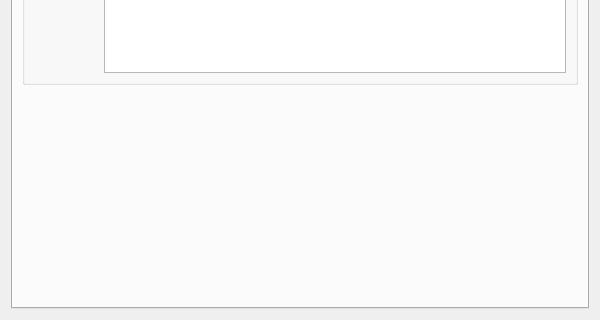
Before: the Qt Designer form projects/ores.qt/ui/RoleDetailDialog.ui in OreStudio/OreStudio, drawn with Qt 5; both pictures show x 0 to 600 and y 180 to 500 of the 600 by 500 pixel window.
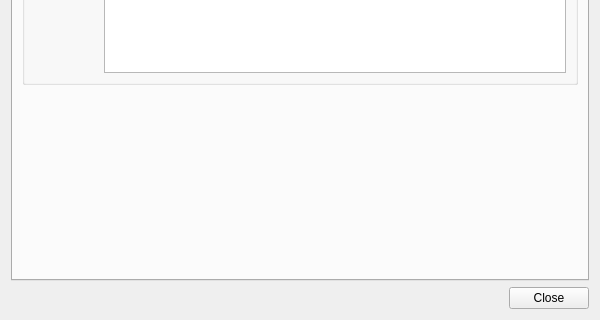
After: the same form once the commit is applied. Custom widgets are drawn as their Qt base class.

Commit message: [qt] Remove toolbars from detail dialogs; add Close button throughout

```diff
--- a/projects/ores.qt/ui/RoleDetailDialog.ui
+++ b/projects/ores.qt/ui/RoleDetailDialog.ui
@@ -133,6 +133,30 @@
      </widget>
     </widget>
    </item>
+   <item>
+    <layout class="QHBoxLayout" name="buttonLayout">
+     <item>
+      <spacer name="horizontalSpacer">
+       <property name="orientation">
+        <enum>Qt::Horizontal</enum>
+       </property>
+       <property name="sizeHint" stdset="0">
+        <size>
+         <width>40</width>
+         <height>20</height>
+        </size>
+       </property>
+      </spacer>
+     </item>
+     <item>
+      <widget class="QPushButton" name="closeButton">
+       <property name="text">
+        <string>Close</string>
+       </property>
+      </widget>
+     </item>
+    </layout>
+   </item>
   </layout>
  </widget>
  <customwidgets>
```
The commit also changes 201 other files.
